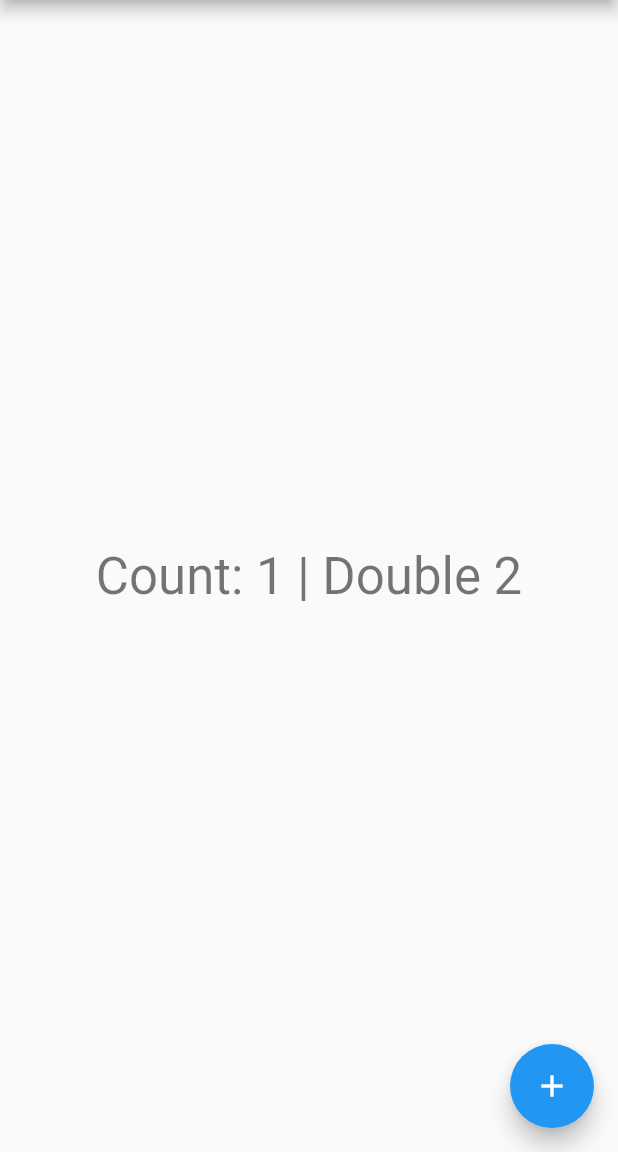
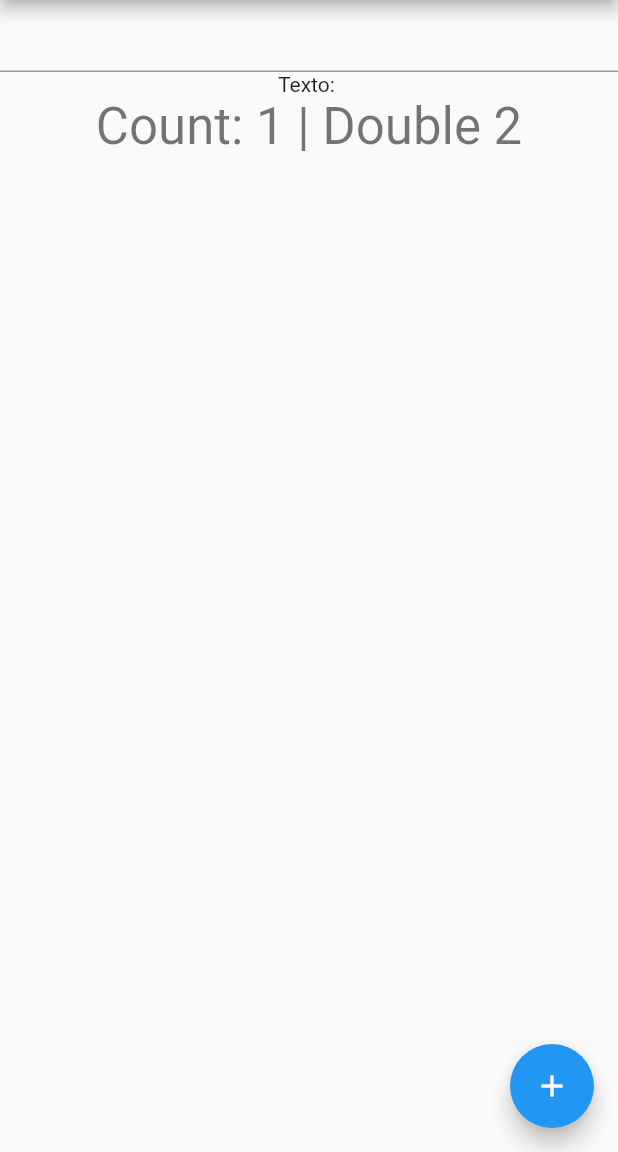
Before and after one commit to irwinarruda/flutter_signals, a Flutter app: the MyHomePage screen opened directly, after a tap on the "add" icon, on a phone screen of 412 x 824 dp, the part 84-1236 px from its top. Run offline on Flutter 3.47's test engine with Material 2 defaults, Android fonts, the phone set to English and light mode, and no system bars.

Commit message:
created ComputedBuilder class

```diff
--- a/example/lib/main.dart
+++ b/example/lib/main.dart
@@ -1,5 +1,3 @@
-// ignore_for_file: must_be_immutable
-
 import 'package:flutter/material.dart';
 import 'package:flutter_signals/flutter_signals.dart';
 
@@ -17,16 +15,18 @@ class MyApp extends StatelessWidget {
       theme: ThemeData(
         primarySwatch: Colors.blue,
       ),
-      home: MyHomePage(),
+      home: const MyHomePage(),
     );
   }
 }
 
 class MyHomePage extends StatelessWidget {
-  MyHomePage({super.key});
+  const MyHomePage({super.key});
 
-  late var count = signal<int>(0);
-  late var doubleCount = computed<int>(() => count() * 2);
+  static var count = signal<int>(0);
+  static var doubleCount = computed<int>(() => count() * 2);
+
+  static var text = signal<String>("");
 
   @override
   Widget build(BuildContext context) {
@@ -35,11 +35,19 @@ class MyHomePage extends StatelessWidget {
         title: const Text('Test App 1'),
       ),
       body: Center(
-        child: Observer(
-          builder: (cx) => Text(
-            'Count: ${count()} | Double ${doubleCount()}',
-            style: Theme.of(cx).textTheme.headlineMedium,
-          ),
+        child: Column(
+          children: [
+            TextField(onChanged: (v) => text.set(v)),
+            Observer(
+              builder: (cx) => Text('Texto: ${text()}'),
+            ),
+            Observer(
+              builder: (cx) => Text(
+                'Count: ${count()} | Double ${doubleCount()}',
+                style: Theme.of(cx).textTheme.headlineMedium,
+              ),
+            )
+          ],
         ),
       ),
       floatingActionButton: FloatingActionButton(
--- a/lib/src/signal.dart
+++ b/lib/src/signal.dart
@@ -1,8 +1,6 @@
 import 'package:flutter/material.dart';
 
 typedef SignalSubscriber = void Function();
-
-typedef ComputedSubscriber<T> = T Function();
 
 class SignalContext {
   static List<SignalSubscriber> context = [];
@@ -22,7 +20,6 @@ class SignalEffect {
 
 class SignalBuilder<T> {
   SignalBuilder(T initialValue) {
-    print('called signal');
     this.value = initialValue;
   }
   late Set<SignalSubscriber> subscribers = {};
@@ -48,16 +45,21 @@ class SignalBuilder<T> {
   }
 }
 
+class ComputedBuilder<T> {
+  ComputedBuilder(this.callback);
+  T Function() callback;
+
+  T call() {
+    return this.callback();
+  }
+}
+
 SignalBuilder<T> signal<T>(T initialValue) {
   return SignalBuilder(initialValue);
 }
 
-ComputedSubscriber<T> computed<T>(ComputedSubscriber<T> cb) {
-  return cb;
-}
-
-void createEffect(void Function() cb) {
-  SignalEffect.createEffect(cb);
+ComputedBuilder<T> computed<T>(T Function() cb) {
+  return ComputedBuilder(cb);
 }
 
 class Observer extends StatelessWidget {
@@ -76,8 +78,8 @@ class ObserverElement extends StatelessElement {
 
   Widget? built;
 
-  void startEffect() {
-    createEffect(() {
+  void startReaction() {
+    SignalEffect.createEffect(() {
       built = super.build();
       invalidate();
     });
@@ -90,7 +92,7 @@ class ObserverElement extends StatelessElement {
   @override
   Widget build() {
     if (built == null) {
-      startEffect();
+      startReaction();
     }
     return built!;
   }
```
